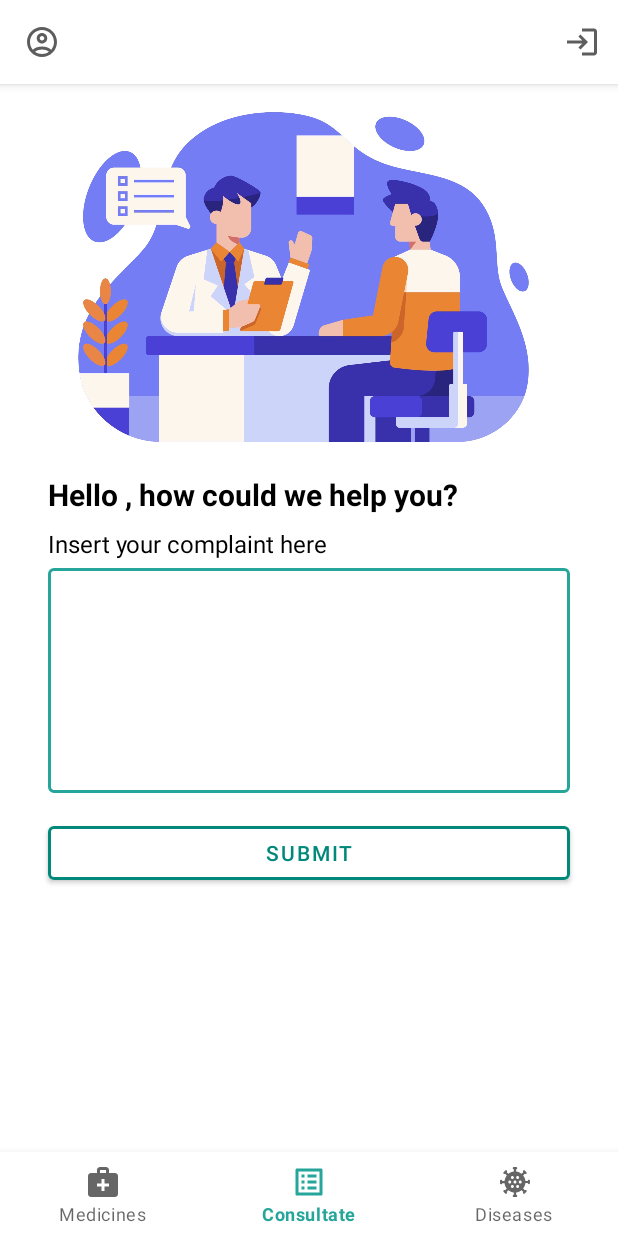
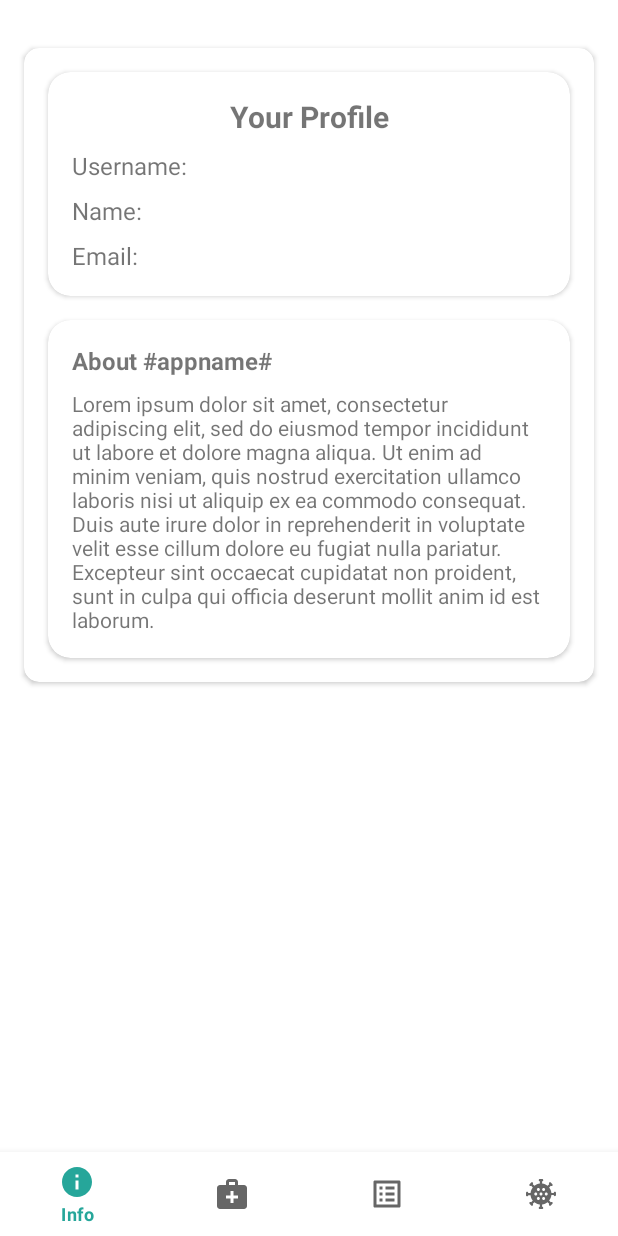
Before and after one commit to KristiantoD/disease-prediction-app, an Android app: the NavigationActivity screen opened directly, with no data from a screen before it, on a phone screen of 412 x 824 dp. Run offline under Robolectric (Android 15) with nearby library versions, the phone set to English and light mode, and no system bars; our stand-ins replace navigation-ui; 6 statements that could not run were skipped.

Commit message:
and info page

```diff
--- a/app/src/main/java/com/example/diseaseprediction/view/ViewModelFactory.kt
+++ b/app/src/main/java/com/example/diseaseprediction/view/ViewModelFactory.kt
@@ -6,6 +6,7 @@ import com.example.diseaseprediction.model.Preference
 import com.example.diseaseprediction.view.consultate.ConsultationViewModel
 import com.example.diseaseprediction.view.detail.DetailViewModel
 import com.example.diseaseprediction.view.diseases.DiseaseViewModel
+import com.example.diseaseprediction.view.information.InfoViewModel
 import com.example.diseaseprediction.view.login.LoginViewModel
 import com.example.diseaseprediction.view.medicines.MedicineViewModel
 import com.example.diseaseprediction.view.navigation.NavigationViewModel
@@ -35,6 +36,9 @@ class ViewModelFactory(private val pref: Preference) : ViewModelProvider.NewInst
             modelClass.isAssignableFrom(MedicineViewModel::class.java) -> {
                 MedicineViewModel(pref) as T
             }
+            modelClass.isAssignableFrom(InfoViewModel::class.java) -> {
+                InfoViewModel(pref) as T
+            }
             modelClass.isAssignableFrom(DetailViewModel::class.java) -> {
                 DetailViewModel(pref) as T
             }
--- /dev/null
+++ b/app/src/main/java/com/example/diseaseprediction/view/information/InfoFragment.kt
@@ -0,0 +1,104 @@
+package com.example.diseaseprediction.view.information
+
+import android.animation.AnimatorSet
+import android.animation.ObjectAnimator
+import android.content.Context
+import android.os.Bundle
+import android.view.LayoutInflater
+import android.view.View
+import android.view.ViewGroup
+import androidx.datastore.core.DataStore
+import androidx.datastore.preferences.core.Preferences
+import androidx.datastore.preferences.preferencesDataStore
+import androidx.fragment.app.Fragment
+import androidx.lifecycle.ViewModelProvider
+import com.example.diseaseprediction.databinding.FragmentInfoBinding
+import com.example.diseaseprediction.model.Preference
+import com.example.diseaseprediction.view.ViewModelFactory
+
+private val Context.dataStore: DataStore<Preferences> by preferencesDataStore(name = "settings")
+
+class InfoFragment : Fragment() {
+    private var _binding: FragmentInfoBinding? = null
+    private val binding get() = _binding!!
+    private lateinit var viewModel: InfoViewModel
+
+    override fun onCreateView(
+        inflater: LayoutInflater, container: ViewGroup?,
+        savedInstanceState: Bundle?
+    ): View? {
+        _binding = FragmentInfoBinding.inflate(inflater, container, false)
+        val root: View = binding.root
+
+        setupViewModel()
+        setupAction()
+        playAnimation()
+
+        return root
+    }
+
+    private fun setupViewModel() {
+        viewModel = ViewModelProvider(
+            this,
+            ViewModelFactory(Preference.getInstance(requireContext().dataStore))
+        )[InfoViewModel::class.java]
+    }
+
+    private fun setupAction() {
+        viewModel.authorize().observe(viewLifecycleOwner) { user ->
+            binding.tvProfileUsername.text = buildString {
+                append("Username: ")
+                append(user.username)
+            }
+            binding.tvProfileName.text = buildString {
+                append("Name: ")
+                append(user.name)
+            }
+            binding.tvProfileEmail.text = buildString {
+                append("Email: ")
+                append(user.email)
+            }
+        }
+    }
+
+    private fun playAnimation() {
+        val mainCard = ObjectAnimator.ofFloat(binding.cardMain, View.ALPHA, 1f).setDuration(300)
+        val profileCard =
+            ObjectAnimator.ofFloat(binding.cardProfile, View.ALPHA, 1f).setDuration(300)
+        val aboutCard = ObjectAnimator.ofFloat(binding.cardAbout, View.ALPHA, 1f).setDuration(300)
+        val profileTitle =
+            ObjectAnimator.ofFloat(binding.tvProfileText, View.ALPHA, 1f).setDuration(300)
+        val profileUsername =
+            ObjectAnimator.ofFloat(binding.tvProfileUsername, View.ALPHA, 1f).setDuration(300)
+        val profileName =
+            ObjectAnimator.ofFloat(binding.tvProfileName, View.ALPHA, 1f).setDuration(300)
+        val profileEmail =
+            ObjectAnimator.ofFloat(binding.tvProfileEmail, View.ALPHA, 1f).setDuration(300)
+        val aboutTitle =
+            ObjectAnimator.ofFloat(binding.tvAboutTitle, View.ALPHA, 1f).setDuration(300)
+        val aboutText = ObjectAnimator.ofFloat(binding.tvAboutText, View.ALPHA, 1f).setDuration(300)
+
+        val together1 = AnimatorSet().apply {
+            playTogether(profileCard, aboutCard)
+        }
+
+        val together2 = AnimatorSet().apply {
+            playTogether(profileTitle, aboutTitle)
+        }
+
+        val together3 = AnimatorSet().apply {
+            playTogether(profileUsername, aboutText)
+        }
+
+        AnimatorSet().apply {
+            playSequentially(mainCard, together1, together2, together3, profileName, profileEmail)
+            start()
+        }
+    }
+
+
+    companion object {
+        fun newInstance() = InfoFragment()
+    }
+
+}
--- /dev/null
+++ b/app/src/main/java/com/example/diseaseprediction/view/information/InfoViewModel.kt
@@ -0,0 +1,13 @@
+package com.example.diseaseprediction.view.information
+
+import androidx.lifecycle.LiveData
+import androidx.lifecycle.ViewModel
+import androidx.lifecycle.asLiveData
+import com.example.diseaseprediction.model.AuthorizationModel
+import com.example.diseaseprediction.model.Preference
+
+class InfoViewModel(private val pref: Preference) : ViewModel() {
+    fun authorize(): LiveData<AuthorizationModel> {
+        return pref.authorize().asLiveData()
+    }
+}
--- a/app/src/main/java/com/example/diseaseprediction/view/navigation/NavigationActivity.kt
+++ b/app/src/main/java/com/example/diseaseprediction/view/navigation/NavigationActivity.kt
@@ -47,7 +47,10 @@ class NavigationActivity : AppCompatActivity() {
 
         val appBarConfiguration = AppBarConfiguration(
             setOf(
-                R.id.navigation_medicine, R.id.navigation_consultation, R.id.navigation_disease
+                R.id.navigation_info,
+                R.id.navigation_medicine,
+                R.id.navigation_consultation,
+                R.id.navigation_disease
             )
         )
 
--- /dev/null
+++ b/app/src/main/res/drawable/ic_baseline_info_24.xml
@@ -0,0 +1,5 @@
+<vector android:height="24dp" android:tint="#000000"
+    android:viewportHeight="24" android:viewportWidth="24"
+    android:width="24dp" xmlns:android="http://schemas.android.com/apk/res/android">
+    <path android:fillColor="@android:color/white" android:pathData="M12,2C6.48,2 2,6.48 2,12s4.48,10 10,10 10,-4.48 10,-10S17.52,2 12,2zM13,17h-2v-6h2v6zM13,9h-2L11,7h2v2z"/>
+</vector>
--- /dev/null
+++ b/app/src/main/res/layout/fragment_info.xml
@@ -0,0 +1,169 @@
+<?xml version="1.0" encoding="utf-8"?>
+<androidx.constraintlayout.widget.ConstraintLayout xmlns:android="http://schemas.android.com/apk/res/android"
+    xmlns:app="http://schemas.android.com/apk/res-auto"
+    xmlns:tools="http://schemas.android.com/tools"
+    android:layout_width="match_parent"
+    android:layout_height="match_parent"
+    tools:context=".view.information.InfoFragment">
+
+    <ScrollView
+        android:layout_width="match_parent"
+        android:layout_height="0dp"
+        app:layout_constraintBottom_toBottomOf="parent"
+        app:layout_constraintEnd_toEndOf="parent"
+        app:layout_constraintStart_toStartOf="parent"
+        app:layout_constraintTop_toTopOf="parent">
+
+        <androidx.constraintlayout.widget.ConstraintLayout
+            android:layout_width="match_parent"
+            android:layout_height="wrap_content">
+
+            <androidx.cardview.widget.CardView
+                android:id="@+id/card_main"
+                android:layout_width="match_parent"
+                android:layout_height="wrap_content"
+                android:layout_marginStart="16dp"
+                android:layout_marginTop="32dp"
+                android:layout_marginEnd="16dp"
+                android:layout_marginBottom="32dp"
+                app:cardCornerRadius="10dp"
+                android:alpha="0"
+                app:layout_constraintBottom_toBottomOf="parent"
+                app:layout_constraintEnd_toEndOf="parent"
+                app:layout_constraintStart_toStartOf="parent"
+                app:layout_constraintTop_toTopOf="parent">
+
+                <androidx.constraintlayout.widget.ConstraintLayout
+                    android:layout_width="match_parent"
+                    android:layout_height="wrap_content">
+
+                    <androidx.cardview.widget.CardView
+                        android:id="@+id/card_profile"
+                        android:layout_width="match_parent"
+                        android:layout_height="wrap_content"
+                        android:layout_marginStart="16dp"
+                        android:layout_marginTop="16dp"
+                        android:layout_marginEnd="16dp"
+                        android:alpha="0"
+                        app:cardCornerRadius="15dp"
+                        app:layout_constraintEnd_toEndOf="parent"
+                        app:layout_constraintStart_toStartOf="parent"
+                        app:layout_constraintTop_toTopOf="parent">
+
+                        <androidx.constraintlayout.widget.ConstraintLayout
+                            android:layout_width="match_parent"
+                            android:layout_height="wrap_content">
+
+                            <TextView
+                                android:id="@+id/tv_profile_text"
+                                android:layout_width="wrap_content"
+                                android:layout_height="wrap_content"
+                                android:layout_marginTop="16dp"
+                                android:text="@string/your_profile"
+                                android:textSize="20sp"
+                                android:textStyle="bold"
+                                android:alpha="0"
+                                app:layout_constraintEnd_toEndOf="parent"
+                                app:layout_constraintStart_toStartOf="parent"
+                                app:layout_constraintTop_toTopOf="parent" />
+
+                            <TextView
+                                android:id="@+id/tv_profile_name"
+                                android:layout_width="wrap_content"
+                                android:layout_height="wrap_content"
+                                android:layout_marginStart="16dp"
+                                android:layout_marginTop="8dp"
+                                android:text="@string/dummy_name"
+                                android:textSize="16sp"
+                                android:textStyle="normal"
+                                android:alpha="0"
+                                app:layout_constraintStart_toStartOf="parent"
+                                app:layout_constraintTop_toBottomOf="@+id/tv_profile_username" />
+
+                            <TextView
+                                android:id="@+id/tv_profile_username"
+                                android:layout_width="wrap_content"
+                                android:layout_height="wrap_content"
+                                android:layout_marginStart="16dp"
+                                android:layout_marginTop="8dp"
+                                android:text="@string/dummy_username"
+                                android:textSize="16sp"
+                                android:textStyle="normal"
+                                android:alpha="0"
+                                app:layout_constraintStart_toStartOf="parent"
+                                app:layout_constraintTop_toBottomOf="@+id/tv_profile_text" />
+
+                            <TextView
+                                android:id="@+id/tv_profile_email"
+                                android:layout_width="wrap_content"
+                                android:layout_height="wrap_content"
+                                android:layout_marginStart="16dp"
+                                android:layout_marginTop="8dp"
+                                android:layout_marginBottom="16dp"
+                                android:text="@string/dummy_email"
+                                android:textSize="16sp"
+                                android:textStyle="normal"
+                                android:alpha="0"
+                                app:layout_constraintBottom_toBottomOf="parent"
+                                app:layout_constraintStart_toStartOf="parent"
+                                app:layout_constraintTop_toBottomOf="@+id/tv_profile_name" />
+                        </androidx.constraintlayout.widget.ConstraintLayout>
+                    </androidx.cardview.widget.CardView>
+
+                    <androidx.cardview.widget.CardView
+                        android:id="@+id/card_about"
+                        android:layout_width="match_parent"
+                        android:layout_height="wrap_content"
+                        android:layout_marginStart="16dp"
+                        android:layout_marginTop="16dp"
+                        android:layout_marginEnd="16dp"
+                        android:layout_marginBottom="16dp"
+                        android:alpha="0"
+                        app:cardCornerRadius="15dp"
+                        app:layout_constraintBottom_toBottomOf="parent"
+                        app:layout_constraintEnd_toEndOf="parent"
+                        app:layout_constraintStart_toStartOf="parent"
+                        app:layout_constraintTop_toBottomOf="@+id/card_profile">
+
+                        <androidx.constraintlayout.widget.ConstraintLayout
+                            android:layout_width="match_parent"
+                            android:layout_height="wrap_content">
+
+                            <TextView
+                                android:id="@+id/tv_about_title"
+                                android:layout_width="wrap_content"
+                                android:layout_height="wrap_content"
+                                android:layout_marginStart="16dp"
+                                android:layout_marginTop="16dp"
+                                android:text="@string/about"
+                                android:textSize="16sp"
+                                android:textStyle="bold"
+                                android:alpha="0"
+                                app:layout_constraintStart_toStartOf="parent"
+                                app:layout_constraintTop_toTopOf="parent" />
+
+                            <TextView
+                                android:id="@+id/tv_about_text"
+                                android:layout_width="0dp"
+                                android:layout_height="wrap_content"
+                                android:layout_marginStart="16dp"
+                                android:layout_marginTop="8dp"
+                                android:layout_marginEnd="16dp"
+                                android:layout_marginBottom="16dp"
+                                android:text="Lorem ipsum dolor sit amet, consectetur adipiscing elit, sed do eiusmod tempor incididunt ut labore et dolore magna aliqua. Ut enim ad minim veniam, quis nostrud exercitation ullamco laboris nisi ut aliquip ex ea commodo consequat. Duis aute irure dolor in reprehenderit in voluptate velit esse cillum dolore eu fugiat nulla pariatur. Excepteur sint occaecat cupidatat non proident, sunt in culpa qui officia deserunt mollit anim id est laborum."
+                                android:textSize="14sp"
+                                android:textStyle="normal"
+                                android:alpha="0"
+                                app:layout_constraintBottom_toBottomOf="parent"
+                                app:layout_constraintEnd_toEndOf="parent"
+                                app:layout_constraintStart_toStartOf="parent"
+                                app:layout_constraintTop_toBottomOf="@+id/tv_about_title"
+                                app:layout_constraintVertical_bias="0.0" />
+                        </androidx.constraintlayout.widget.ConstraintLayout>
+                    </androidx.cardview.widget.CardView>
+                </androidx.constraintlayout.widget.ConstraintLayout>
+            </androidx.cardview.widget.CardView>
+
+        </androidx.constraintlayout.widget.ConstraintLayout>
+    </ScrollView>
+</androidx.constraintlayout.widget.ConstraintLayout>
--- a/app/src/main/res/menu/bottom_nav_menu.xml
+++ b/app/src/main/res/menu/bottom_nav_menu.xml
@@ -1,5 +1,10 @@
 <?xml version="1.0" encoding="utf-8"?>
 <menu xmlns:android="http://schemas.android.com/apk/res/android">
+
+    <item
+        android:id="@+id/navigation_info"
+        android:icon="@drawable/ic_baseline_info_24"
+        android:title="@string/info" />
 
     <item
         android:id="@+id/navigation_medicine"
--- a/app/src/main/res/navigation/mobile_navigation.xml
+++ b/app/src/main/res/navigation/mobile_navigation.xml
@@ -2,7 +2,7 @@
 <navigation xmlns:android="http://schemas.android.com/apk/res/android"
     xmlns:app="http://schemas.android.com/apk/res-auto"
     xmlns:tools="http://schemas.android.com/tools"
-    app:startDestination="@+id/navigation_consultation">
+    app:startDestination="@+id/navigation_info">
     <fragment
         android:id="@+id/navigation_disease"
         android:name="com.example.diseaseprediction.view.diseases.DiseaseFragment"
@@ -18,4 +18,9 @@
         android:name="com.example.diseaseprediction.view.medicines.MedicineFragment"
         android:label="fragment_medicine"
         tools:layout="@layout/fragment_medicine" />
+    <fragment
+        android:id="@+id/navigation_info"
+        android:name="com.example.diseaseprediction.view.information.InfoFragment"
+        android:label="fragment_info"
+        tools:layout="@layout/fragment_info" />
 </navigation>
--- a/app/src/main/res/values/strings.xml
+++ b/app/src/main/res/values/strings.xml
@@ -55,4 +55,10 @@
     <string name="predicted_disease">Predicted Disease</string>
     <string name="prediction_result">Prediction result</string>
     <string name="float_number" translatable="false">88.88</string>
+    <string name="info">Info</string>
+    <string name="your_profile">Your Profile</string>
+    <string name="dummy_name">Name: Someone\'s name</string>
+    <string name="dummy_username">Username: Someone\'s username</string>
+    <string name="dummy_email">Email: someone@gmai|l.com</string>
+    <string name="about">About #appname#</string>
 </resources>
```
Also changed, not shown: 1 other file.
